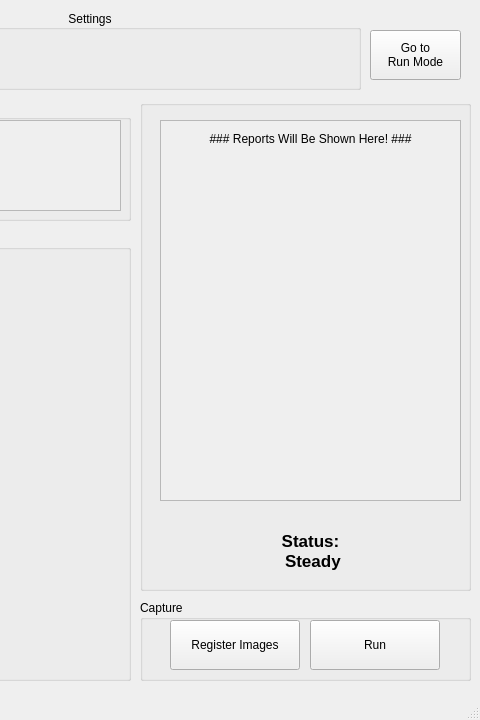
Above: QtFiles/mainwindow.ui from chehrehgosha/CrouseMV before the change; both pictures show x 800 to 1280 and y 0 to 720 of the 1280 by 720 pixel window. Below: the same form after it.
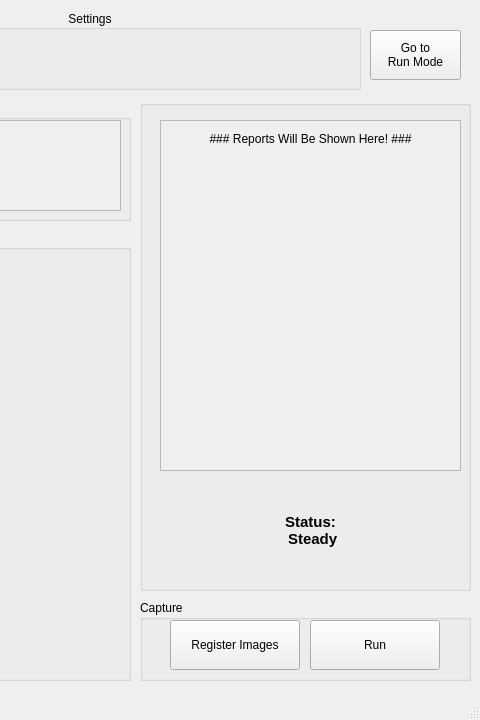
That is the form after the change.

```diff
--- a/QtFiles/mainwindow.ui
+++ b/QtFiles/mainwindow.ui
@@ -343,7 +343,7 @@
        <x>20</x>
        <y>20</y>
        <width>301</width>
-       <height>381</height>
+       <height>351</height>
       </rect>
      </property>
      <property name="widgetResizable">
@@ -355,7 +355,7 @@
         <x>0</x>
         <y>0</y>
         <width>299</width>
-        <height>379</height>
+        <height>349</height>
        </rect>
       </property>
       <layout class="QVBoxLayout" name="verticalLayout">
@@ -376,15 +376,15 @@
      <property name="geometry">
       <rect>
        <x>20</x>
-       <y>420</y>
+       <y>380</y>
        <width>301</width>
-       <height>61</height>
+       <height>101</height>
       </rect>
      </property>
      <property name="font">
       <font>
        <family>MS Shell Dlg 2</family>
-       <pointsize>13</pointsize>
+       <pointsize>11</pointsize>
        <weight>75</weight>
        <italic>false</italic>
        <bold>true</bold>
```
